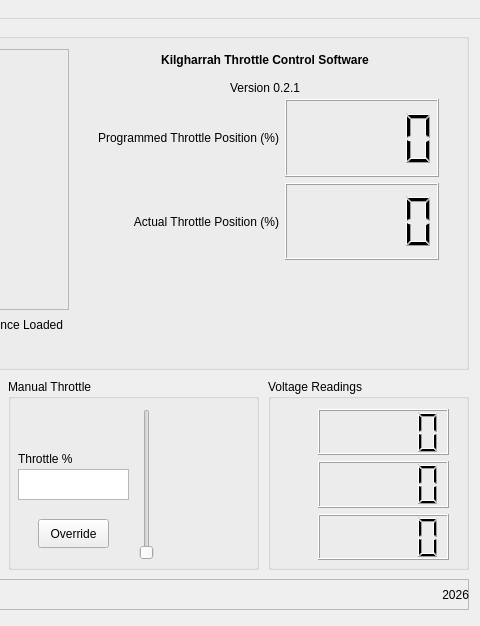
Above: main.ui from SwanSEDS-Rocketry/SwanThrottleControl_GUI before the change; both pictures show x 422 to 902 and y 0 to 626 of the 902 by 626 pixel window. Below: the same form after it.
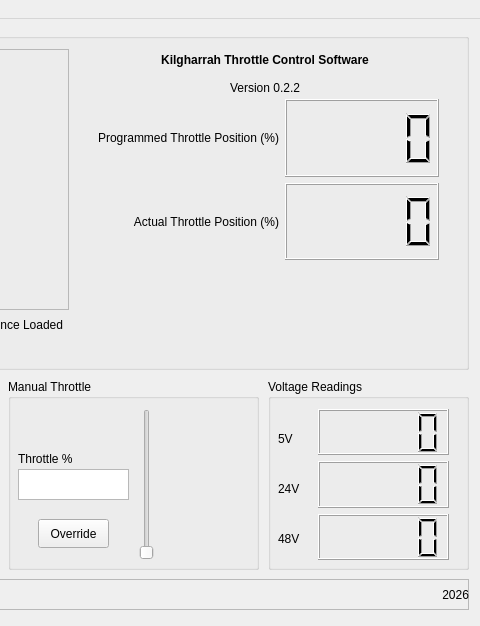
That is the form after the change. Icons and pictures are not drawn.

Commit message: v0.2.2 fixed manual throttle control

The edit to the form file:
```diff
--- a/main.ui
+++ b/main.ui
@@ -66,6 +66,45 @@
       </item>
      </layout>
     </widget>
+    <widget class="QLabel" name="label_11">
+     <property name="geometry">
+      <rect>
+       <x>10</x>
+       <y>50</y>
+       <width>63</width>
+       <height>20</height>
+      </rect>
+     </property>
+     <property name="text">
+      <string>5V</string>
+     </property>
+    </widget>
+    <widget class="QLabel" name="label_12">
+     <property name="geometry">
+      <rect>
+       <x>10</x>
+       <y>100</y>
+       <width>63</width>
+       <height>20</height>
+      </rect>
+     </property>
+     <property name="text">
+      <string>24V</string>
+     </property>
+    </widget>
+    <widget class="QLabel" name="label_13">
+     <property name="geometry">
+      <rect>
+       <x>10</x>
+       <y>150</y>
+       <width>63</width>
+       <height>20</height>
+      </rect>
+     </property>
+     <property name="text">
+      <string>48V</string>
+     </property>
+    </widget>
    </widget>
    <widget class="QGroupBox" name="groupBox">
     <property name="geometry">
@@ -269,7 +308,7 @@
          </font>
         </property>
         <property name="text">
-         <string>Version 0.2.1</string>
+         <string>Version 0.2.2</string>
         </property>
         <property name="alignment">
          <set>Qt::AlignmentFlag::AlignCenter</set>
```
Left out of the diff: 9 changed lines with no effect on the pictures. The commit also changes 2 other files.
